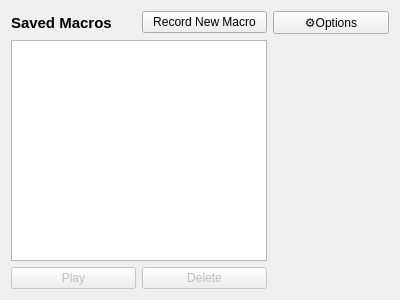
Qt form gui/main_window.ui (CanoeH01/KeyboardMouseMacroApp) before a commit.
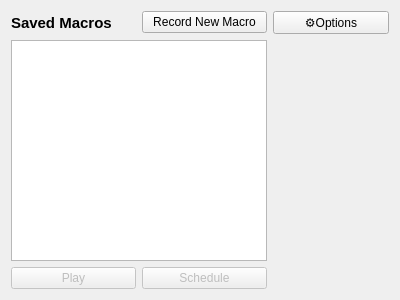
The same form after that commit.

Commit message: Added a new form for editing macros currently a stub

What changed in the file:
```diff
--- a/gui/main_window.ui
+++ b/gui/main_window.ui
@@ -120,7 +120,7 @@
       <bool>false</bool>
      </property>
      <property name="text">
-      <string>Delete</string>
+      <string>Schedule</string>
      </property>
     </widget>
    </item>
```
The commit also changes 6 other files.
